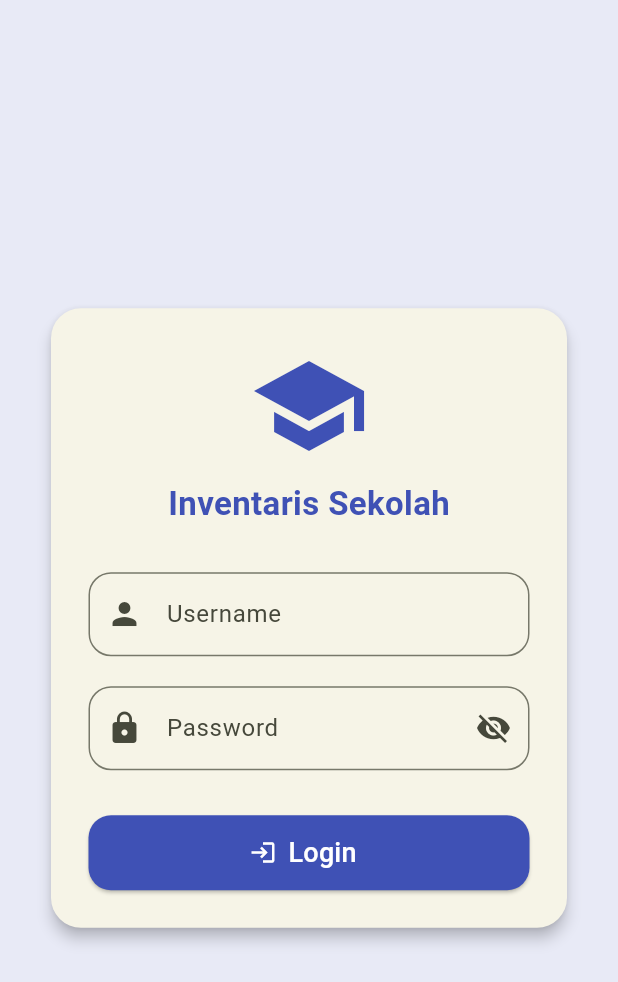
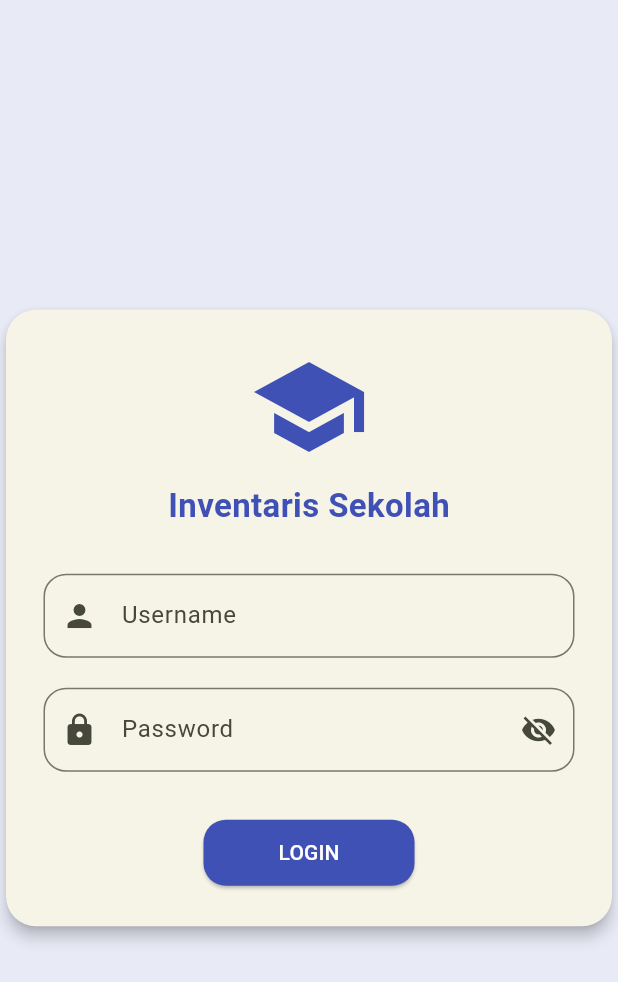
Before and after one commit to ChoirunNizam2226250128/Aplikasi_Inventaris_Sekolah_PAB1, a Flutter app: the screen it shows after launch, on a phone screen of 412 x 824 dp. Shown: the top 982 px of the screen. Run offline on Flutter 3.47's test engine with Material 3 defaults, Android fonts, the phone set to English and light mode, and no system bars; our stand-ins replace image_picker; Roboto replaces fonts that are missing (Poppins).

```diff
--- a/aplikasi_inventaris_sekolah/lib/screens/login_screen.dart
+++ b/aplikasi_inventaris_sekolah/lib/screens/login_screen.dart
@@ -1,5 +1,5 @@
 import 'package:flutter/material.dart';
-import 'home_screen.dart';
+import 'main_nav_screen.dart';
 
 class LoginScreen extends StatefulWidget {
   const LoginScreen({super.key});
@@ -19,14 +19,15 @@ class _LoginScreenState extends State<LoginScreen> {
     String username = _usernameController.text.trim();
     String password = _passwordController.text.trim();
 
+    // LOGIN DUMMY (PAB)
     if (username == 'admin' && password == '12345') {
       Navigator.pushReplacement(
         context,
-        MaterialPageRoute(builder: (_) => HomeScreen(username: username)),
+        MaterialPageRoute(builder: (_) => MainNavScreen(username: username)),
       );
     } else {
       ScaffoldMessenger.of(context).showSnackBar(
-        const SnackBar(content: Text("Username atau password salah")),
+        const SnackBar(content: Text('Username atau password salah')),
       );
     }
   }
@@ -36,8 +37,6 @@ class _LoginScreenState extends State<LoginScreen> {
     return Scaffold(
       backgroundColor: Colors.indigo.shade50,
       body: Center(
-        child: SingleChildScrollView(
-          padding: const EdgeInsets.all(30),
         child: Card(
           elevation: 4,
           shape: RoundedRectangleBorder(
@@ -48,6 +47,7 @@ class _LoginScreenState extends State<LoginScreen> {
             child: Form(
               key: _formKey,
               child: Column(
+                mainAxisSize: MainAxisSize.min,
                 children: [
                   const Icon(Icons.school, size: 80, color: Colors.indigo),
                   const SizedBox(height: 10),
@@ -60,6 +60,8 @@ class _LoginScreenState extends State<LoginScreen> {
                     ),
                   ),
                   const SizedBox(height: 30),
+
+                  // USERNAME
                   TextFormField(
                     controller: _usernameController,
                     decoration: InputDecoration(
@@ -70,7 +72,10 @@ class _LoginScreenState extends State<LoginScreen> {
                       ),
                     ),
                   ),
+
                   const SizedBox(height: 20),
+
+                  // PASSWORD
                   TextFormField(
                     controller: _passwordController,
                     obscureText: !_isPasswordVisible,
@@ -84,9 +89,9 @@ class _LoginScreenState extends State<LoginScreen> {
                               : Icons.visibility_off,
                         ),
                         onPressed: () {
-                            setState(
-                              () => _isPasswordVisible = !_isPasswordVisible,
-                            );
+                          setState(() {
+                            _isPasswordVisible = !_isPasswordVisible;
+                          });
                         },
                       ),
                       border: OutlineInputBorder(
@@ -94,21 +99,24 @@ class _LoginScreenState extends State<LoginScreen> {
                       ),
                     ),
                   ),
+
                   const SizedBox(height: 30),
-                    ElevatedButton.icon(
+
+                  ElevatedButton(
+                    onPressed: _login,
                     style: ElevatedButton.styleFrom(
                       backgroundColor: Colors.indigo,
-                        foregroundColor: Colors.white,
-                        minimumSize: const Size(double.infinity, 50),
+                      padding: const EdgeInsets.symmetric(
+                        horizontal: 50,
+                        vertical: 12,
+                      ),
                       shape: RoundedRectangleBorder(
                         borderRadius: BorderRadius.circular(15),
                       ),
                     ),
-                      onPressed: _login,
-                      icon: const Icon(Icons.login),
-                      label: const Text(
-                        "Login",
-                        style: TextStyle(fontSize: 18),
+                    child: const Text(
+                      'LOGIN',
+                      style: TextStyle(color: Colors.white),
                     ),
                   ),
                 ],
@@ -117,7 +125,6 @@ class _LoginScreenState extends State<LoginScreen> {
           ),
         ),
       ),
-      ),
     );
   }
 }
```
Also changed, not shown: aplikasi_inventaris_sekolah/lib/screens/favorite_screen.dart (added, +19 -0 lines), aplikasi_inventaris_sekolah/lib/screens/home_screen.dart (+25 -21 lines), aplikasi_inventaris_sekolah/lib/screens/main_nav_screen.dart (added, +55 -0 lines), aplikasi_inventaris_sekolah/lib/screens/search_screen.dart (added, +19 -0 lines). Lines whose indentation alone changed are shown as unchanged.
